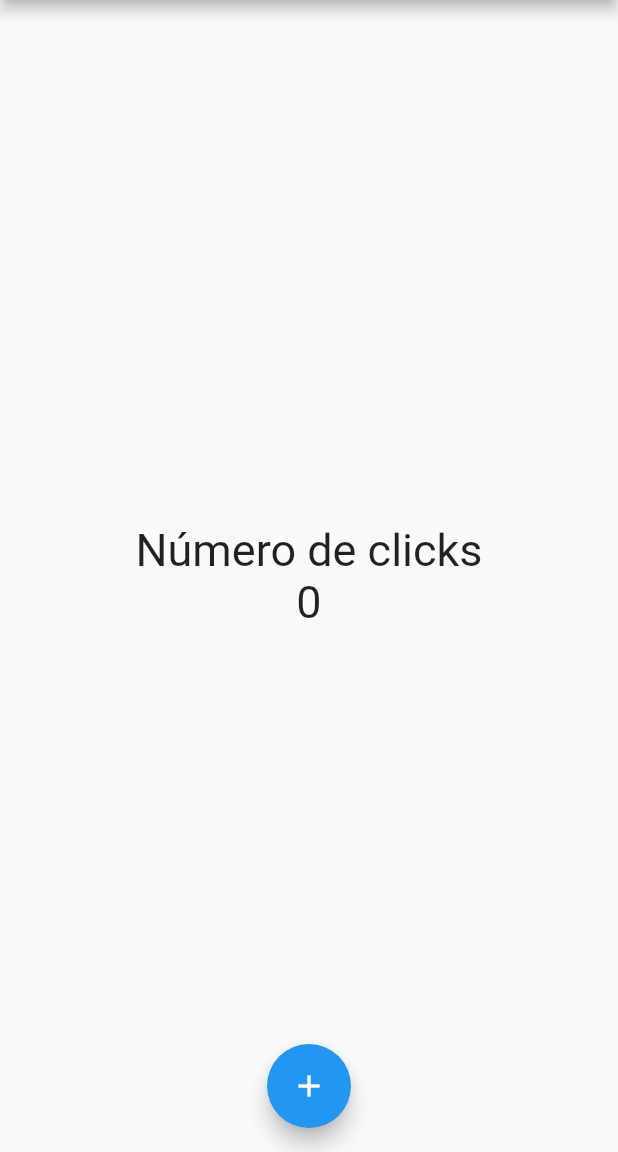
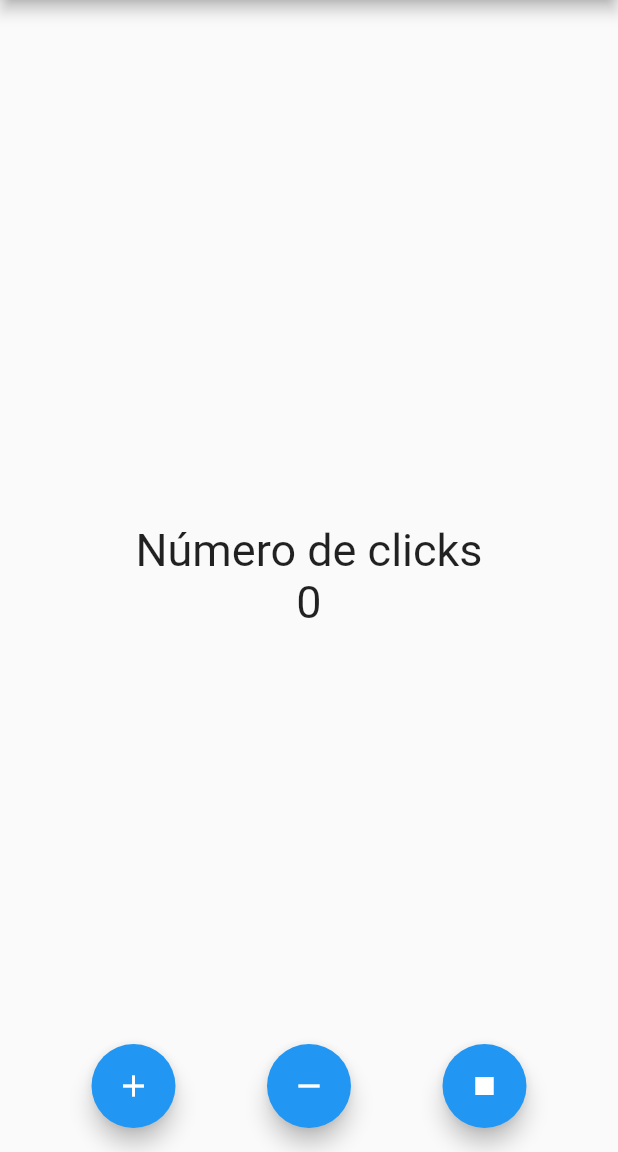
Before and after one commit to DiegoIturra/Flutter-counter-App, a Flutter app: the screen it shows after launch, on a phone screen of 412 x 824 dp, the part 84-1236 px from its top. Run offline on Flutter 3.47's test engine with Material 2 defaults, Android fonts, the phone set to English and light mode, and no system bars.

Commit message:
se añadieron botones para sumar,restar,y resetear contador ,en una fila de floatingActionButtons

```diff
--- a/lib/src/pages/contador_page.dart
+++ b/lib/src/pages/contador_page.dart
@@ -15,10 +15,21 @@ class _ContadorPageState extends State<ContadorPage>{
   int counter = 0;
 
   void incrementCounter(){
-
     //setState redibuja el estado del widget actual
     setState(() {
       this.counter++;
+    });
+  }
+
+  void decrementCounter(){
+    setState(() {
+      this.counter--;
+    });
+  }
+
+  void resetCounter(){
+    setState(() {
+      this.counter = 0;
     });
   }
 
@@ -43,10 +54,25 @@ class _ContadorPageState extends State<ContadorPage>{
           ],
         ),
       ),
-      floatingActionButton: FloatingActionButton(
-        child: Icon(Icons.add),
-        onPressed: incrementCounter,
-      ),
+
+      /*se tiene una fila de floatingActionButton alineados al centro*/
+      floatingActionButton: Row(
+        mainAxisAlignment: MainAxisAlignment.spaceEvenly,
+        children: [
+          FloatingActionButton(
+            child: Icon(Icons.add),
+            onPressed: incrementCounter,
+          ),
+          FloatingActionButton(
+            child: Icon(Icons.remove),
+            onPressed: decrementCounter,
+          ),
+          FloatingActionButton(
+            child: Icon(Icons.stop),
+            onPressed: resetCounter,
+          )
+        ],),
+
       floatingActionButtonLocation: FloatingActionButtonLocation.centerFloat,
     );
   }
```
